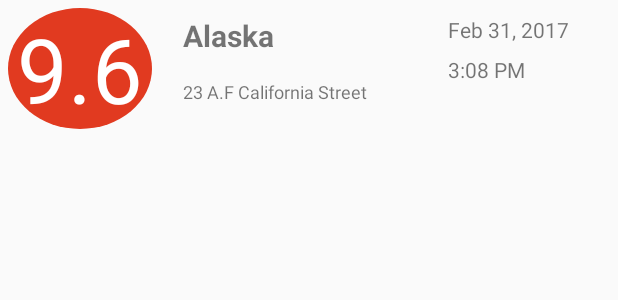
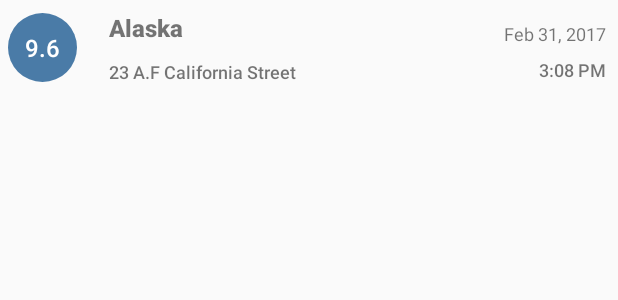
Before and after one commit to LearningDroidArunava/QuakeReporter, an Android app: the layout aquake.xml on its own in the app's theme, with its tools: preview values and no code run, on a phone screen of 412 x 824 dp. Shown: the top 300 px of the screen. Run offline under Robolectric (Android 15) with nearby library versions, the phone set to English and light mode, and no system bars.

```diff
--- a/app/src/main/res/drawable/magnitudecircle.xml
+++ b/app/src/main/res/drawable/magnitudecircle.xml
@@ -1,13 +1,8 @@
-<?xml version="1.0" encoding="utf-8"?>
 <shape xmlns:android="http://schemas.android.com/apk/res/android"
     android:shape="oval">
-
-    <solid android:color="@color/magnitude8"/>
-
-    <size android:height="56dp"
-        android:width="56dp"
-        />
-
-    <corners android:radius="10dp"/>
-
-    </shape>
+    <solid android:color="@color/magnitude1" />
+    <size
+        android:width="36dp"
+        android:height="36dp" />
+    <corners android:radius="18dp" />
+</shape>
--- a/app/src/main/res/layout/aquake.xml
+++ b/app/src/main/res/layout/aquake.xml
@@ -1,58 +1,56 @@
 <?xml version="1.0" encoding="utf-8"?>
 <LinearLayout xmlns:android="http://schemas.android.com/apk/res/android"
     android:layout_width="match_parent"
-    android:layout_height="wrap_content"
+    android:layout_height="?android:attr/listPreferredItemHeight"
     xmlns:tools="http://schemas.android.com/tools"
-    android:orientation="horizontal"
-    >
+    android:orientation="horizontal" >
 
     <TextView
-        android:layout_width="wrap_content"
-        android:layout_height="wrap_content"
+        android:layout_width="46dp"
+        android:layout_height="46dp"
         tools:text="9.6"
-        android:textSize="60sp"
+        android:textSize="16sp"
         android:id="@+id/magnitudeText"
         android:background="@drawable/magnitudecircle"
         android:gravity="center"
+        android:layout_gravity="center_vertical"
         android:layout_margin="5dp"
-        android:fontFamily="sans-serif"
+        android:fontFamily="sans-serif-medium"
         android:textColor="@android:color/white"
-        android:layout_weight="1"
         />
     <LinearLayout
-        android:layout_width="wrap_content"
+        android:layout_width="0dp"
         android:layout_height="wrap_content"
+        android:layout_gravity="center_vertical"
+        android:layout_marginLeft="16dp"
+        android:layout_marginStart="16dp"
         android:orientation="vertical"
-        android:layout_weight="4"
+        android:layout_weight="1"
         >
 
         <TextView
             android:layout_width="wrap_content"
             android:layout_height="wrap_content"
-            android:paddingLeft="@dimen/paddingLeft"
-            android:paddingTop="@dimen/paddingTop"
-            android:paddingBottom="@dimen/paddingBottom"
-            android:paddingStart="@dimen/paddingLeft"
+            android:ellipsize="end"
+            android:fontFamily="sans-serif-medium"
+            android:maxLines="1"
             tools:text="Alaska"
             android:id="@+id/areaText"
             android:textStyle="bold"
-            android:textSize="20dp"
-            android:fontFamily="sans-serif"
-            android:layout_weight="2"
+            android:textSize="16sp"
             />
 
         <TextView
             android:layout_width="wrap_content"
             android:layout_height="wrap_content"
             tools:text="23 A.F California Street"
-            android:paddingLeft="@dimen/paddingLeft"
             android:paddingTop="@dimen/paddingTop"
-            android:paddingBottom="@dimen/paddingBottom"
             android:id="@+id/locationText"
             android:textSize="12sp"
-            android:fontFamily="sans-serif"
+            android:ellipsize="end"
+            android:maxLines="2"
+            android:fontFamily="sans-serif-medium"
             android:layout_below="@id/areaText"
-            android:layout_weight="1"
             />
 
     </LinearLayout>
@@ -60,15 +58,17 @@
     <LinearLayout
         android:layout_width="wrap_content"
         android:layout_height="wrap_content"
-        android:orientation="vertical"
-        android:layout_weight="2"
-        >
+        android:layout_gravity="center_vertical"
+        android:layout_marginLeft="16dp"
+        android:layout_marginStart="16dp"
+        android:orientation="vertical" >
 
         <TextView
             android:layout_width="wrap_content"
             android:layout_height="wrap_content"
             android:layout_alignParentEnd="true"
             android:layout_alignParentRight="true"
+            android:layout_gravity="end"
             tools:text="Feb 31, 2017"
             android:paddingRight="@dimen/paddingDateTimeRight"
             android:paddingBottom="@dimen/paddingDateTime"
@@ -76,7 +76,7 @@
             android:paddingTop="@dimen/paddingDateTimeTop"
             android:id="@+id/dateText"
             android:fontFamily="sans-serif"
-            android:layout_weight="2"
+            android:textSize="12sp"
             />
 
         <TextView
@@ -91,7 +91,9 @@
             android:paddingBottom="@dimen/paddingDateTime"
             android:layout_below="@id/dateText"
             android:id="@+id/timeText"
-            android:fontFamily="sans-serif"
+            android:fontFamily="sans-serif-medium"
+            android:layout_gravity="end"
+            android:textSize="12sp"
             android:layout_weight="1"
             />
 
--- a/app/src/main/res/menu/toolbar_menu.xml
+++ b/app/src/main/res/menu/toolbar_menu.xml
@@ -1,6 +1,12 @@
 <?xml version="1.0" encoding="utf-8"?>
 <menu xmlns:android="http://schemas.android.com/apk/res/android"
     xmlns:app="http://schemas.android.com/apk/res-auto">
+
+    <item
+        android:id="@+id/refreshQuakes"
+        android:icon="@drawable/ic_action_refresh"
+        android:title="@string/refreshText"
+        app:showAsAction="ifRoom"/>
 
     <item
         android:id="@+id/searchQuake"
--- a/app/src/main/res/values-w820dp/dimens.xml
+++ b/app/src/main/res/values-w820dp/dimens.xml
@@ -3,5 +3,24 @@
          (such as screen margins) for screens with more than 820dp of available width. This
          would include 7" and 10" devices in landscape (~960dp and ~1280dp respectively). -->
     <dimen name="activity_horizontal_margin">64dp</dimen>
-    <dimen name="searchPagePadding">10dp</dimen>>
+    <dimen name="searchPagePadding">10dp</dimen>
+
+    <!-- Default screen margins, per the Android Design guidelines. -->
+    <dimen name="activity_vertical_margin">16dp</dimen>
+
+    <!-- Padding info for each quake view @id/addressText -->
+    <dimen name="paddingTop"> 10dp </dimen>
+
+
+    <!-- Padding info for the @id/timeText -->
+    <dimen name="paddingDateTimeRight">8dp</dimen>
+    <dimen name="paddingDateTime">5dp</dimen>
+    <dimen name="paddingDateTimeTop"> 10dp </dimen>
+
+    <!-- paddng top for @id/timeText -->
+    <dimen name="paddingTimeTop">2dp</dimen>
+    <dimen name="fab_margin">16dp</dimen>
+
+    <!-- Elevation for the toolbar -->
+    <dimen name="toolbarElevation">5dp</dimen>
 </resources>
--- a/app/src/main/res/values/dimens.xml
+++ b/app/src/main/res/values/dimens.xml
@@ -4,10 +4,8 @@
     <dimen name="activity_vertical_margin">16dp</dimen>
 
     <!-- Padding info for each quake view @id/addressText -->
-    <dimen name="paddingLeft">15dp</dimen>
     <dimen name="paddingTop"> 10dp </dimen>
-    <dimen name="paddingRight">15dp</dimen>
-    <dimen name="paddingBottom">5dp</dimen>
+
 
     <!-- Padding info for the @id/timeText -->
     <dimen name="paddingDateTimeRight">8dp</dimen>
```
Also changed, not shown: app/src/main/java/com/example/android/quakereporter/MainActivity.java (+13 -0 lines), app/src/main/java/com/example/android/quakereporter/SearchActivity.java (+22 -22 lines), app/src/main/res/anim/fade_in.xml (added, +7 -0 lines), app/src/main/res/anim/fade_out.xml (added, +8 -0 lines), app/src/main/res/layout/activity_main.xml (+7 -9 lines), app/src/main/res/values/strings.xml (+5 -4 lines), app/src/main/res/drawable-hdpi/ic_action_refresh.png (added), app/src/main/res/drawable-mdpi/ic_action_refresh.png (added), app/src/main/res/drawable-xhdpi/ic_action_refresh.png (added), app/src/main/res/drawable-xxhdpi/ic_action_refresh.png (added).
